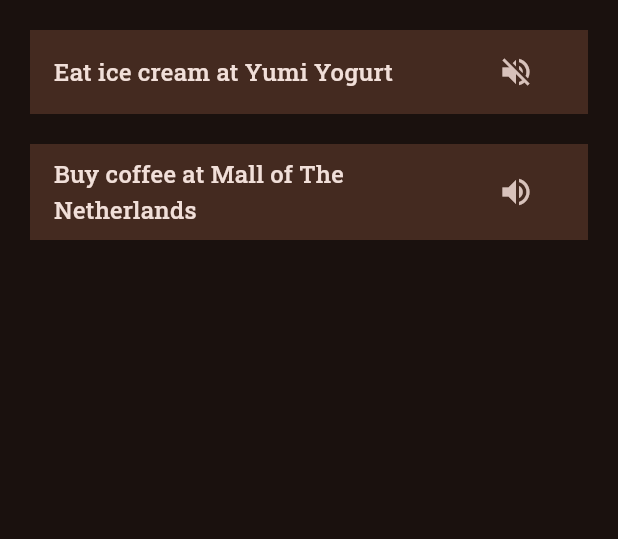
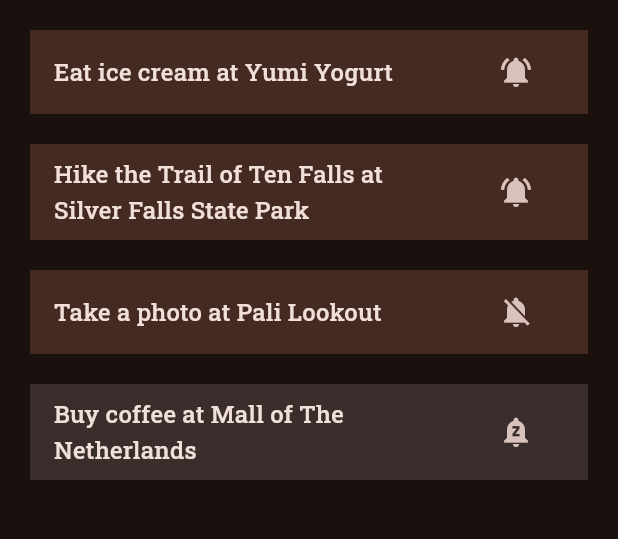
Before and after one commit to m5lk3n/wyatt, a Flutter app: the RemindersScreen screen opened by its route, on a phone screen of 412 x 824 dp, the part 84-623 px from its top. Run offline on Flutter 3.47's test engine with Material 3 defaults, Android fonts, the phone set to English and light mode, and no system bars; our stand-ins replace flutter_datetime_picker_plus, flutter_riverpod, flutter_secure_storage, geocoding, go_router, google_fonts and 4 more; missing offline and left inert: google_map_dynamic_key, restart_app; accounts and stored records are empty.

Commit message:
indicate isExpired, add more sample reminders

```diff
--- a/lib/data/seed.dart
+++ b/lib/data/seed.dart
@@ -9,6 +9,23 @@
     }),
     locationAlias: 'Yumi Yogurt',
     notificationMessage: 'Eat ice cream',
+    enabled: true,
+  ),
+  Reminder(
+      locationData: LocationData.fromMap({
+        'latitude': 44.869862147702186,
+        'longitude': -122.63699677304652,
+      }),
+      locationAlias: 'Silver Falls State Park',
+      notificationMessage: 'Hike the Trail of Ten Falls',
+      enabled: true),
+  Reminder(
+    locationData: LocationData.fromMap({
+      'latitude': 21.367471662637417,
+      'longitude': -157.79311359303142,
+    }),
+    locationAlias: 'Pali Lookout',
+    notificationMessage: 'Take a photo',
     enabled: false,
   ),
   Reminder(
@@ -18,6 +35,9 @@
     }),
     locationAlias: 'Mall of The Netherlands',
     notificationMessage: 'Buy coffee',
-    enabled: true,
+    enabled: false,
+    notificationStartDateTime:
+        DateTime.now().subtract(const Duration(days: 10)),
+    notificationEndDateTime: DateTime.now().subtract(const Duration(days: 7)),
   ),
 ];
--- a/lib/models/reminder.dart
+++ b/lib/models/reminder.dart
@@ -38,4 +38,23 @@
   DateTime? notificationStartDateTime;
   DateTime? notificationEndDateTime;
   bool enabled;
+
+  bool isExpired() {
+    return notificationEndDateTime != null &&
+        notificationEndDateTime!.isBefore(DateTime.now());
+  }
+
+  bool validateDateTime() {
+    return notificationStartDateTime != null &&
+        notificationEndDateTime != null &&
+        notificationStartDateTime!.isBefore(notificationEndDateTime!);
+  }
+
+/* TODO: implement this
+  bool isInRange(LocationData currentLocation) {
+    return locationData.distanceBetween(
+            currentLocation.latitude!, currentLocation.longitude!) <=
+        notificationDistance;
+  }
+*/
 }
--- a/lib/widgets/reminder.dart
+++ b/lib/widgets/reminder.dart
@@ -28,12 +28,14 @@
       child:
           InkWell /* provides a visual feedback when the user taps the item*/ (
         onTap: () {
-          editReminder(context);
+          editReminder();
         },
         splashColor: Theme.of(context).primaryColor,
         child: ListTile(
           isThreeLine: false,
-          tileColor: Theme.of(context).colorScheme.onSecondary,
+          tileColor: widget.reminder.isExpired()
+              ? Theme.of(context).colorScheme.onInverseSurface
+              : Theme.of(context).colorScheme.onSecondary,
           title: Text(
             "${widget.reminder.notificationMessage} at ${widget.reminder.locationAlias ?? {
                   widget.reminder.locationData.latitude,
@@ -46,10 +48,16 @@
           ),
           trailing: IconButton(
             onPressed: () {
-              toggleSnoozeReminder();
+              widget.reminder.isExpired()
+                  ? editReminder()
+                  : toggleSnoozeReminder();
             },
             icon: Icon(
-              widget.reminder.enabled ? Icons.volume_up : Icons.volume_off,
+              widget.reminder.isExpired()
+                  ? Icons.notifications_paused
+                  : widget.reminder.enabled
+                      ? Icons.notifications_active
+                      : Icons.notifications_off,
             ),
           ),
         ),
@@ -57,7 +65,7 @@
     );
   }
 
-  void editReminder(BuildContext context) {
+  void editReminder() {
     Navigator.push(
       context,
       MaterialPageRoute(
```
Also changed, not shown: lib/screens/settings.dart (+18 -9 lines).
